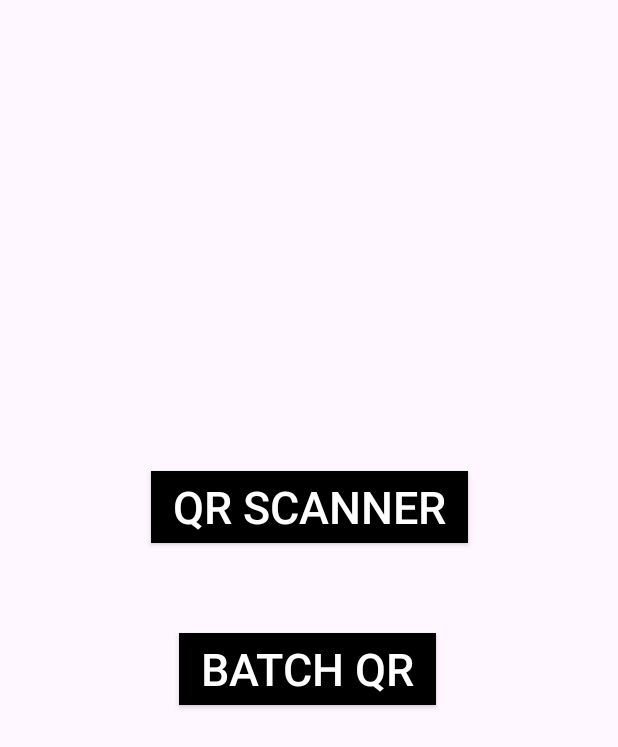
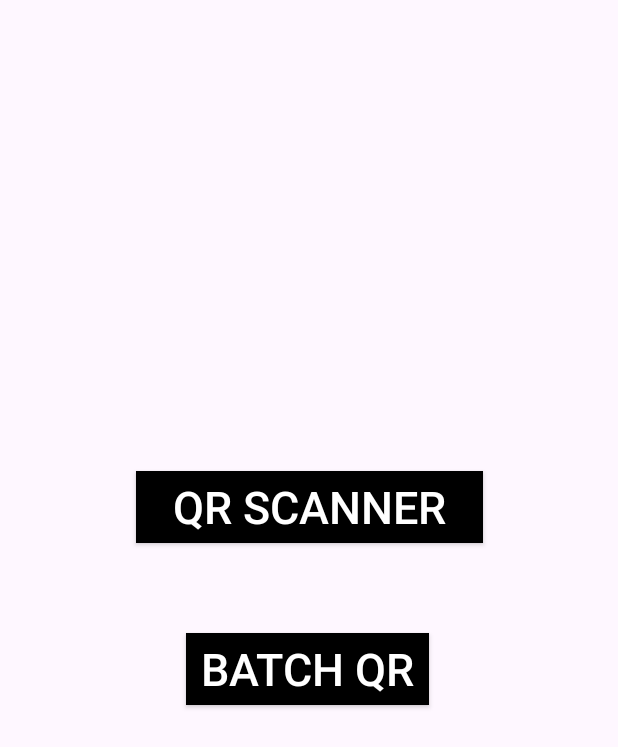
Before and after one commit to shibi/QRGenerator, an Android app: the screen it shows after launch (MainActivity), on a phone screen of 412 x 824 dp. Shown: the top 747 px of the screen. Run offline under Robolectric (Android 15) with nearby library versions, the phone set to English and light mode, and no system bars.

Commit message:
landing page

```diff
--- a/app/src/main/res/layout/activity_main.xml
+++ b/app/src/main/res/layout/activity_main.xml
@@ -15,6 +15,10 @@
         android:text="  QR SCANNER  "
         android:textColor="@color/white"
         android:textSize="30dp"
+        android:paddingStart="10dp"
+        android:paddingEnd="10dp"
+        android:onClick="onButtonClicked"
+        android:tag="@string/tag_qrscanner"
         app:layout_constraintBottom_toBottomOf="parent"
         app:layout_constraintEnd_toEndOf="parent"
         app:layout_constraintStart_toStartOf="parent"
@@ -27,9 +31,12 @@
         android:layout_width="wrap_content"
         android:layout_height="wrap_content"
         android:background="@color/black"
-        android:text="  BATCH QR  "
+        android:text="@string/tag_batch_qr"
+        android:paddingStart="10dp"
+        android:paddingEnd="10dp"
         android:textColor="@color/white"
         android:textSize="30dp"
+        android:onClick="onButtonClicked"
         app:layout_constraintBottom_toBottomOf="parent"
         app:layout_constraintEnd_toEndOf="parent"
         app:layout_constraintHorizontal_bias="0.497"
--- a/app/src/main/res/values/strings.xml
+++ b/app/src/main/res/values/strings.xml
@@ -1,3 +1,9 @@
 <resources>
     <string name="app_name">QRGenerator</string>
+    <string name="stop_saving">Stop saving</string>
+    <string name="saving_cancel_msg">Are you sure want to stop saving..</string>
+    <string name="label_yes">YES</string>
+    <string name="label_no">No</string>
+    <string name="tag_qrscanner">QRScanner</string>
+    <string name="tag_batch_qr">BATCH QR</string>
 </resources>
```
Also changed, not shown: app/src/main/java/com/scan/qrgenerator/MainActivity.java (+22 -15 lines), app/src/main/java/com/scan/qrgenerator/generator/QrBatchGeneratorActivity.java (+4 -6 lines).
